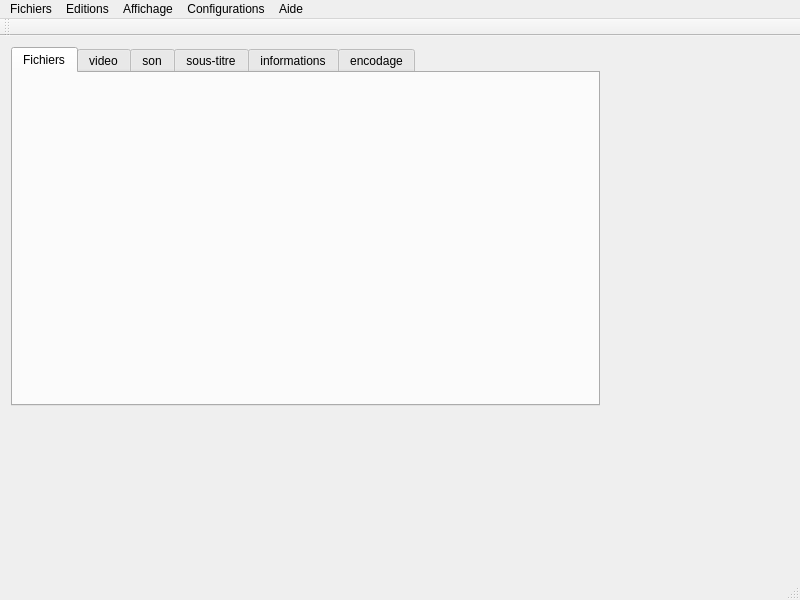
This is mainwindow.ui in cinemaouvert/OCT as Qt 5 draws it before an edit. The edited form follows.
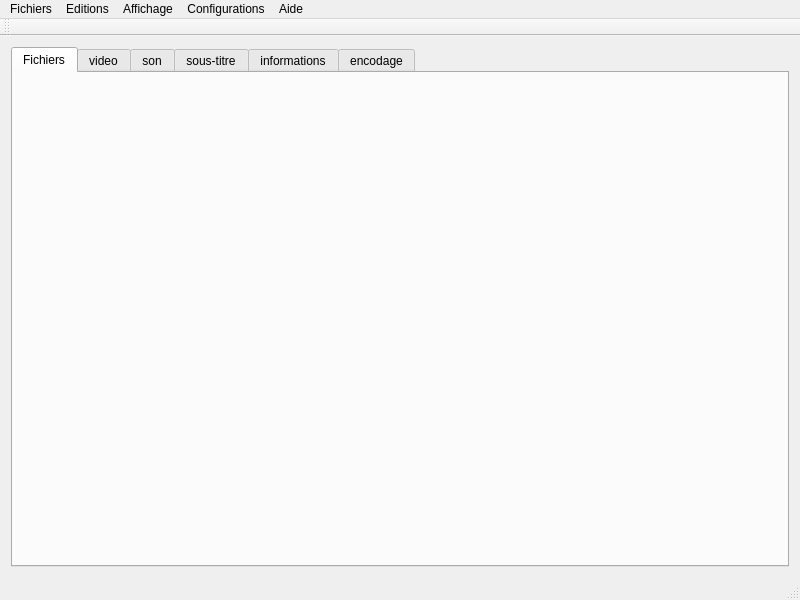
This is the edited form.

Commit message: Updating mainWindow interface.

```diff
--- a/mainwindow.ui
+++ b/mainwindow.ui
@@ -14,22 +14,33 @@
    <string>MainWindow</string>
   </property>
   <widget class="QWidget" name="centralWidget">
-   <widget class="QWidget" name="horizontalLayoutWidget">
-    <property name="geometry">
-     <rect>
-      <x>0</x>
-      <y>0</y>
-      <width>611</width>
-      <height>381</height>
-     </rect>
-    </property>
+   <layout class="QGridLayout" name="gridLayout">
+    <item row="0" column="0">
     <layout class="QHBoxLayout" name="horizontalLayout">
      <item>
       <widget class="QTabWidget" name="tabWidget">
+        <property name="enabled">
+         <bool>true</bool>
+        </property>
+        <property name="sizePolicy">
+         <sizepolicy hsizetype="Expanding" vsizetype="Expanding">
+          <horstretch>1</horstretch>
+          <verstretch>1</verstretch>
+         </sizepolicy>
+        </property>
+        <property name="autoFillBackground">
+         <bool>false</bool>
+        </property>
        <property name="currentIndex">
         <number>0</number>
        </property>
        <widget class="QWidget" name="tab_files">
+         <property name="sizePolicy">
+          <sizepolicy hsizetype="Expanding" vsizetype="Expanding">
+           <horstretch>0</horstretch>
+           <verstretch>0</verstretch>
+          </sizepolicy>
+         </property>
         <attribute name="title">
          <string>Fichiers</string>
         </attribute>
@@ -73,7 +84,8 @@
       </widget>
      </item>
     </layout>
-   </widget>
+    </item>
+   </layout>
   </widget>
   <widget class="QMenuBar" name="menuBar">
    <property name="geometry">
```
Left out of the diff: 11 changed lines with no effect on the pictures. Lines whose indentation alone changed are shown as unchanged. The commit also changes 3 other files.
